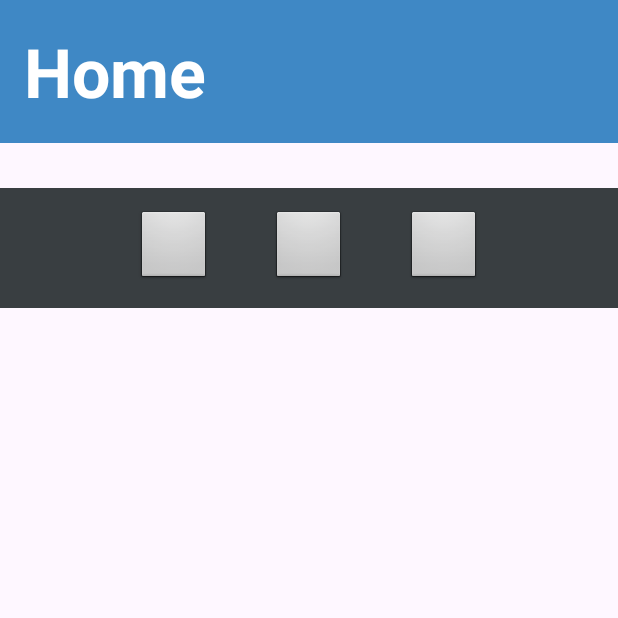
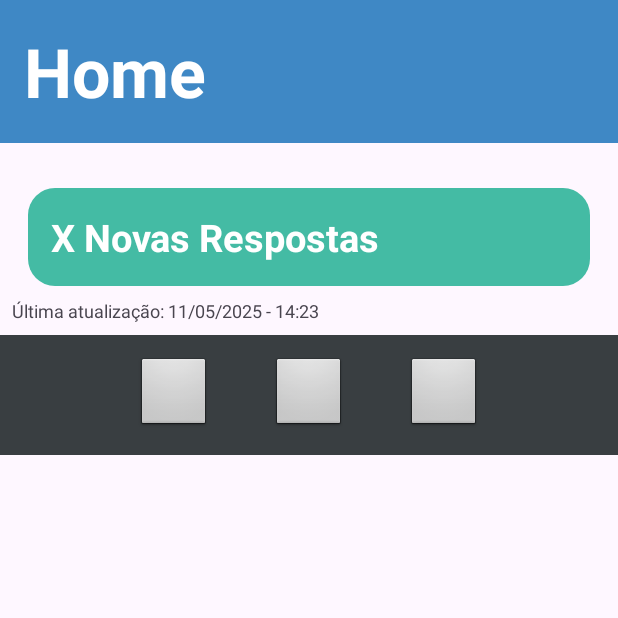
Before and after one commit to Marcos-UFV/Solicitacoes-e-Atendimentos, an Android app: the screen it shows after launch (MainActivity), on a phone screen of 412 x 824 dp, the top half of it. Run offline under Robolectric (Android 15) with nearby library versions, the phone set to English and light mode, and no system bars.

Commit message:
xml: home

```diff
--- /dev/null
+++ b/app/src/main/res/drawable/notification_banner.xml
@@ -0,0 +1,10 @@
+<shape xmlns:android="http://schemas.android.com/apk/res/android"
+    android:shape="rectangle">
+    <solid android:color="@color/SOLICITA_green" />
+    <corners android:radius="18dp" />
+    <padding
+        android:left="16dp"
+        android:top="12dp"
+        android:right="30dp"
+        android:bottom="12dp"/>
+</shape>
--- a/app/src/main/res/layout/activity_main.xml
+++ b/app/src/main/res/layout/activity_main.xml
@@ -5,12 +5,41 @@
     android:layout_height="match_parent"
     android:orientation="vertical" >
 
-    <!-- Header -->
+
     <include
         android:id="@+id/header_include"
-        layout="@layout/header" />
+        layout="@layout/header"/>
 
-    <!-- Footer -->
+    <LinearLayout
+        android:layout_width="wrap_content"
+        android:layout_height="wrap_content"
+        android:layout_gravity="center_horizontal"
+        android:orientation="vertical"
+        android:paddingRight="140dp"
+        android:paddingLeft="15dp"
+        android:paddingTop="15dp"
+        android:paddingBottom="15dp"
+        android:background="@drawable/notification_banner">>
+
+        <TextView
+            android:id="@+id/responseCount"
+            android:layout_width="wrap_content"
+            android:layout_height="wrap_content"
+            android:text="X Novas Respostas"
+            android:textStyle="bold"
+            android:textColor="@android:color/white"
+            android:textSize="25sp" />
+    </LinearLayout>
+
+
+    <!-- Last Update -->
+    <TextView
+        android:layout_width="wrap_content"
+        android:layout_height="wrap_content"
+        android:padding="8dp"
+        android:text="Última atualização: 11/05/2025 - 14:23"
+        android:textSize="12sp" />
+
     <include
         android:id="@+id/footer_include"
         layout="@layout/footer" />
```
